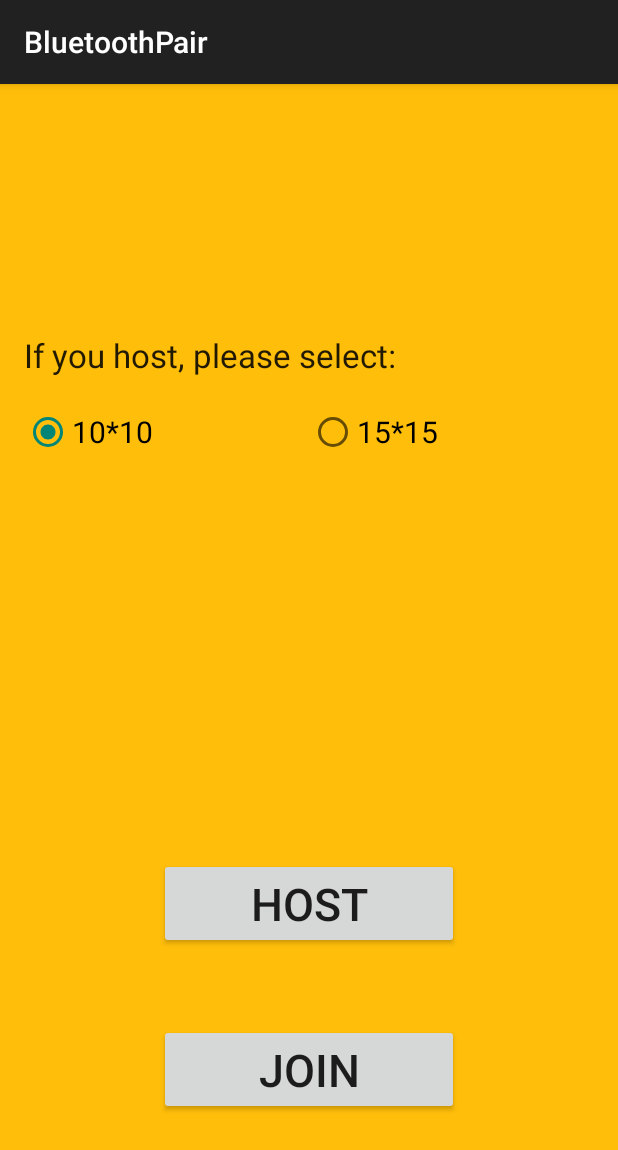
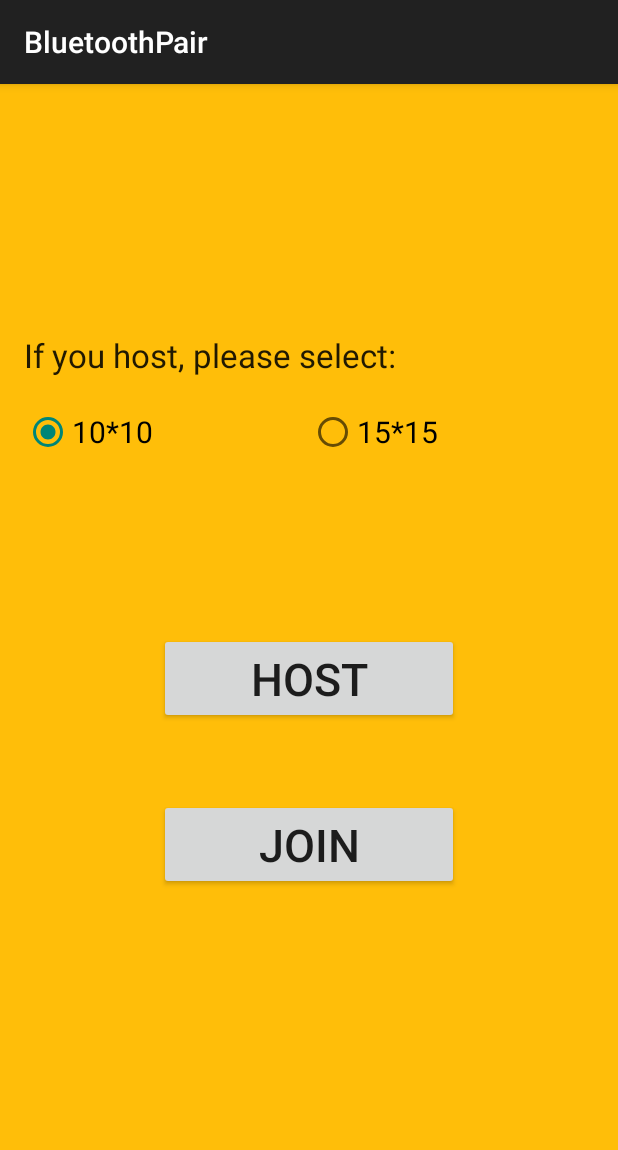
Before and after one commit to chelseaqwang/gomoku, an Android app: the BluetoothPair screen opened directly, with no data from a screen before it, on a phone screen of 412 x 824 dp. Shown: the top 1150 px of the screen. Run offline under Robolectric (Android 15) with nearby library versions, the phone set to English and light mode, and no system bars.

Commit message:
host/join button moved up for cellphone display

```diff
--- a/app/src/main/res/layout/activity_bluetooth_pair.xml
+++ b/app/src/main/res/layout/activity_bluetooth_pair.xml
@@ -57,7 +57,7 @@
         android:id="@+id/button_host"
         android:layout_alignParentTop="true"
         android:layout_centerHorizontal="true"
-        android:layout_marginTop="500dp"
+        android:layout_marginTop="350dp"
         android:textSize="30sp"
         android:layout_alignParentEnd="false"
         android:clickable="false" />
```
